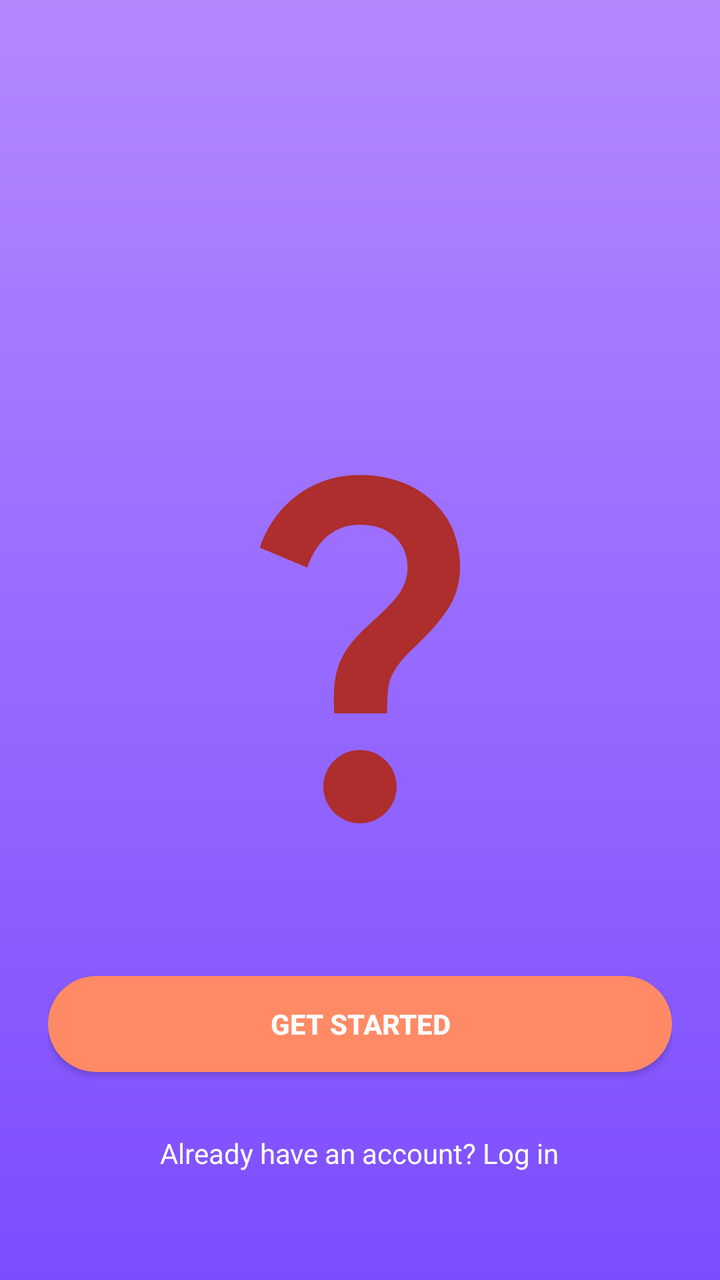
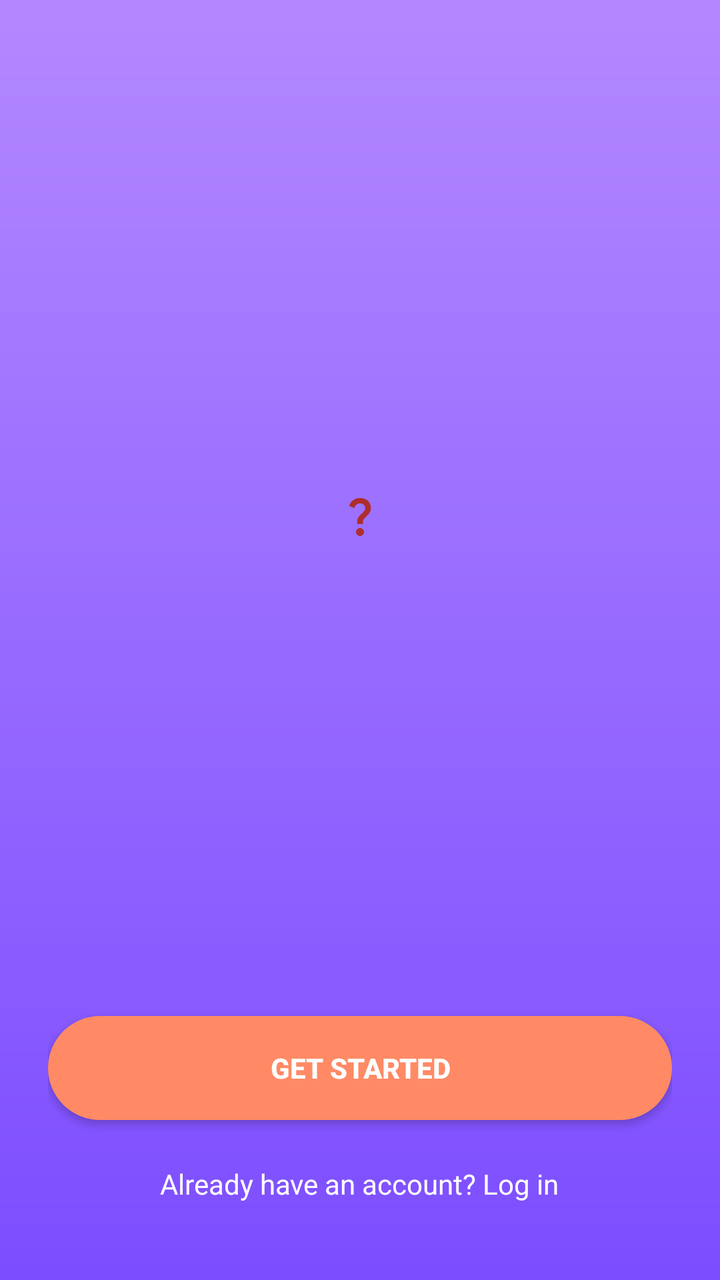

The first picture is an Android layout as it rendered before a commit; the second is the same layout after the commit. The layout source and the unified diff follow.
<!-- AndroidManifest.xml: application theme Theme.RiddleVerse -->
<!-- res/layout/welcome_activity.xml -->
<?xml version="1.0" encoding="utf-8"?>
<RelativeLayout xmlns:android="http://schemas.android.com/apk/res/android"
    android:id="@+id/welcomeRoot"
    android:layout_width="match_parent"
    android:layout_height="match_parent"
    android:background="@drawable/bg_gradient"
    android:padding="24dp">

    
    <ImageView
        android:id="@+id/questionImage"
        android:layout_width="220dp"
        android:layout_height="220dp"
        android:layout_centerInParent="true"
        android:src="@drawable/question_marks"
        android:contentDescription="Question Marks" />

    
    <Button
        android:id="@+id/getStartedButton"
        android:layout_width="match_parent"
        android:layout_height="wrap_content"
        android:text="Get Started"
        android:textStyle="bold"
        android:textColor="@android:color/white"
        android:layout_alignParentBottom="true"
        android:layout_marginBottom="80dp"
        android:background="@drawable/button_orange_rounded" />


    
    <TextView
        android:id="@+id/loginLink"
        android:layout_width="wrap_content"
        android:layout_height="wrap_content"
        android:text="Already have an account? Log in"
        android:textColor="@android:color/white"
        android:textSize="14sp"
        android:layout_alignParentBottom="true"
        android:layout_centerHorizontal="true"
        android:layout_marginBottom="30dp" />
</RelativeLayout>
<!-- resources referenced by this layout -->
<resources>
  <!-- drawable bg_gradient (drawable) -->
  <shape xmlns:android="http://schemas.android.com/apk/res/android" android:shape="rectangle">
      <gradient
          android:startColor="#B388FF"
          android:endColor="#7C4DFF"
          android:angle="270"/>
  </shape>
  <!-- drawable button_orange_rounded (drawable) -->
  <shape xmlns:android="http://schemas.android.com/apk/res/android"
      android:shape="rectangle">
      <solid android:color="#FF8A65" />
      <corners android:radius="30dp" />
  </shape>
  <!-- drawable question_marks (drawable) -->
  <vector xmlns:android="http://schemas.android.com/apk/res/android" android:height="24dp" android:tint="#AE2D2D" android:viewportHeight="24" android:viewportWidth="24" android:width="24dp">
        
      <path android:fillColor="@android:color/white" android:pathData="M11.07,12.85c0.77,-1.39 2.25,-2.21 3.11,-3.44c0.91,-1.29 0.4,-3.7 -2.18,-3.7c-1.69,0 -2.52,1.28 -2.87,2.34L6.54,6.96C7.25,4.83 9.18,3 11.99,3c2.35,0 3.96,1.07 4.78,2.41c0.7,1.15 1.11,3.3 0.03,4.9c-1.2,1.77 -2.35,2.31 -2.97,3.45c-0.25,0.46 -0.35,0.76 -0.35,2.24h-2.89C10.58,15.22 10.46,13.95 11.07,12.85zM14,20c0,1.1 -0.9,2 -2,2s-2,-0.9 -2,-2c0,-1.1 0.9,-2 2,-2S14,18.9 14,20z"/>
      
  </vector>
  <style name="Theme.RiddleVerse" parent="Theme.AppCompat.Light.NoActionBar">
          <item name="android:windowBackground">@color/rv_canvas</item>
          <item name="android:statusBarColor">@color/rv_canvas</item>
          <item name="android:navigationBarColor">@color/rv_canvas</item>
          <item name="android:windowLightStatusBar">true</item>
          <item name="android:windowLightNavigationBar">true</item>
      </style>
  <color name="rv_canvas">#FFFFFFFF</color>
</resources>

<!-- the commit's change to res/layout/welcome_activity.xml (unified diff, before → after) -->
@@ -1,42 +1,61 @@
 <?xml version="1.0" encoding="utf-8"?>
-<RelativeLayout xmlns:android="http://schemas.android.com/apk/res/android"
+<ScrollView xmlns:android="http://schemas.android.com/apk/res/android"
     android:id="@+id/welcomeRoot"
     android:layout_width="match_parent"
     android:layout_height="match_parent"
     android:background="@drawable/bg_gradient"
-    android:padding="24dp">
+    android:fillViewport="true">
 
-    
-    <ImageView
-        android:id="@+id/questionImage"
-        android:layout_width="220dp"
-        android:layout_height="220dp"
-        android:layout_centerInParent="true"
-        android:src="@drawable/question_marks"
-        android:contentDescription="Question Marks" />
-
-    
-    <Button
-        android:id="@+id/getStartedButton"
+    <LinearLayout
         android:layout_width="match_parent"
         android:layout_height="wrap_content"
-        android:text="Get Started"
-        android:textStyle="bold"
-        android:textColor="@android:color/white"
-        android:layout_alignParentBottom="true"
-        android:layout_marginBottom="80dp"
-        android:background="@drawable/button_orange_rounded" />
+        android:gravity="center_horizontal"
+        android:orientation="vertical"
+        android:padding="24dp">
 
+        <View
+            android:layout_width="match_parent"
+            android:layout_height="0dp"
+            android:layout_weight="1" />
 
-    
-    <TextView
-        android:id="@+id/loginLink"
-        android:layout_width="wrap_content"
-        android:layout_height="wrap_content"
-        android:text="Already have an account? Log in"
-        android:textColor="@android:color/white"
-        android:textSize="14sp"
-        android:layout_alignParentBottom="true"
-        android:layout_centerHorizontal="true"
-        android:layout_marginBottom="30dp" />
-</RelativeLayout>
+        
+        <ImageView
+            android:id="@+id/questionImage"
+            android:layout_width="wrap_content"
+            android:layout_height="wrap_content"
+            android:adjustViewBounds="true"
+            android:maxWidth="220dp"
+            android:maxHeight="220dp"
+            android:src="@drawable/question_marks"
+            android:contentDescription="Question Marks" />
+
+        <View
+            android:layout_width="match_parent"
+            android:layout_height="0dp"
+            android:layout_weight="1" />
+
+        
+        <Button
+            android:id="@+id/getStartedButton"
+            android:layout_width="match_parent"
+            android:layout_height="wrap_content"
+            android:minHeight="52dp"
+            android:layout_marginTop="16dp"
+            android:text="Get Started"
+            android:textStyle="bold"
+            android:textColor="@android:color/white"
+            android:background="@drawable/button_orange_rounded" />
+
+        
+        <TextView
+            android:id="@+id/loginLink"
+            android:layout_width="wrap_content"
+            android:layout_height="wrap_content"
+            android:minHeight="48dp"
+            android:gravity="center"
+            android:layout_marginTop="8dp"
+            android:text="Already have an account? Log in"
+            android:textColor="@android:color/white"
+            android:textSize="14sp" />
+    </LinearLayout>
+</ScrollView>
